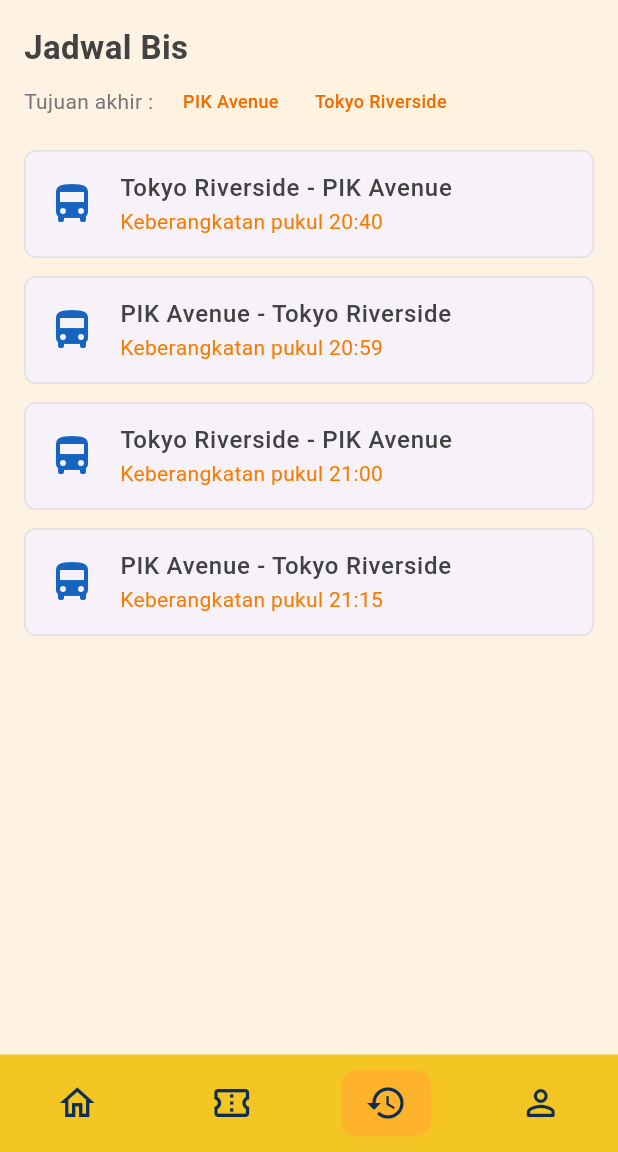
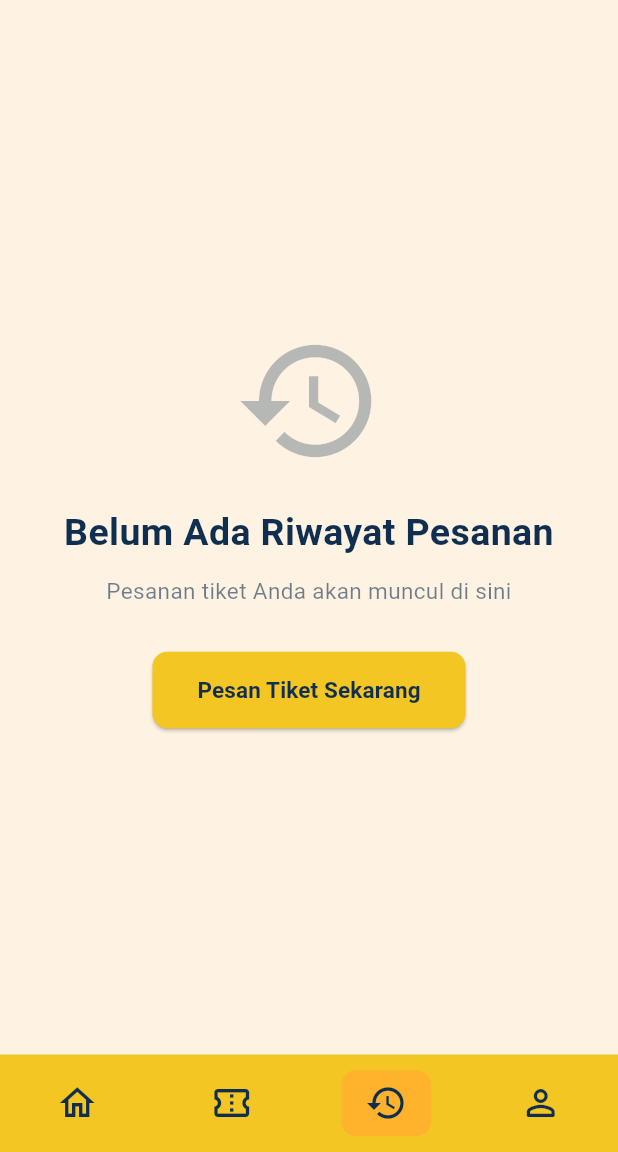
Before and after one commit to SatoshiRenZ/Transify, a Flutter app: the HistoryPage screen opened by its route, on a phone screen of 412 x 824 dp, the part 84-1236 px from its top. Run offline on Flutter 3.47's test engine with Material 3 defaults, Android fonts, the phone set to English and light mode, and no system bars; our stand-ins replace google_fonts, shared_preferences; accounts and stored records are empty.

Commit message:
Perbaikan tampilan halaman history dan bisa terhubung dengan halaman order tiket

```diff
--- a/lib/models/model_order.dart
+++ b/lib/models/model_order.dart
@@ -5,6 +5,7 @@
   final String waktu;
   final String nomorBus;
   final DateTime tanggalPesan;
+  final String nomorTicket;
 
   OrderModel({
     required this.id,
@@ -13,6 +14,7 @@
     required this.waktu,
     required this.nomorBus,
     required this.tanggalPesan,
+    required this.nomorTicket,
   });
 
   // Diubah menjadi Map untuk penyimpanan
@@ -24,6 +26,7 @@
       'waktu': waktu,
       'nomorBus': nomorBus,
       'tanggalPesan': tanggalPesan.toIso8601String(),
+      'nomorTicket': nomorTicket,
     };
   }
 
@@ -36,6 +39,9 @@
       waktu: map['waktu'] as String,
       nomorBus: map['nomorBus'] as String,
       tanggalPesan: DateTime.parse(map['tanggalPesan'] as String),
+      nomorTicket:
+          map['nomorTicket'] as String? ??
+          'TRF-LEGACY', // Default untuk data lama
     );
   }
 }
--- a/lib/pages/historypage/history_page.dart
+++ b/lib/pages/historypage/history_page.dart
@@ -1,6 +1,10 @@
 import 'package:flutter/material.dart';
+import 'package:provider/provider.dart';
+import 'package:intl/intl.dart';
 import '../../template/template.dart';
 import '../../styles/style.dart';
+import '../../providers/order_provider.dart';
+import '../../models/model_order.dart';
 
 class HistoryPage extends StatefulWidget {
   const HistoryPage({Key? key}) : super(key: key);
@@ -10,7 +14,7 @@
 }
 
 class HistoryPageState extends State<HistoryPage> {
-  int currentIndex = 2; // Karena ini halaman Order/Jadwal
+  int currentIndex = 2; // History page is at index 2
 
   void onItemTapped(int index) {
     final String? currentRoute = ModalRoute.of(context)?.settings.name;
@@ -20,7 +24,7 @@
         destinationRoute = '/home';
         break;
       case 1:
-        destinationRoute = '/order'; // Route untuk halaman ini
+        destinationRoute = '/order';
         break;
       case 2:
         destinationRoute = '/history';
@@ -41,79 +45,212 @@
     return TemplatePage(
       currentIndex: currentIndex,
       onIndexChanged: onItemTapped,
-      child: buildScheduleContent(),
+      child: buildHistoryContent(),
     );
   }
 
-  Widget buildScheduleContent() {
+  Widget buildHistoryContent() {
+    return Consumer<OrderProvider>(
+      builder: (context, orderProvider, child) {
+        final orders = orderProvider.orders;
+
+        if (orders.isEmpty) {
+          return Center(
+            child: Padding(
+              padding: const EdgeInsets.all(40.0),
+              child: Column(
+                mainAxisAlignment: MainAxisAlignment.center,
+                children: [
+                  Icon(
+                    Icons.history,
+                    size: 100,
+                    color: AppColors.mainText.withOpacity(0.3),
+                  ),
+                  const SizedBox(height: 20),
+                  Text(
+                    'Belum Ada Riwayat Pesanan',
+                    style: AppTextStyles.mainFont25.copyWith(
+                      fontWeight: FontWeight.bold,
+                    ),
+                    textAlign: TextAlign.center,
+                  ),
+                  const SizedBox(height: 10),
+                  Text(
+                    'Pesanan tiket Anda akan muncul di sini',
+                    style: AppTextStyles.mainFont15.copyWith(
+                      color: AppColors.mainText.withOpacity(0.6),
+                    ),
+                    textAlign: TextAlign.center,
+                  ),
+                  const SizedBox(height: 30),
+                  ElevatedButton(
+                    onPressed: () {
+                      Navigator.pushReplacementNamed(context, '/order');
+                    },
+                    style: ElevatedButton.styleFrom(
+                      backgroundColor: AppColors.secondary,
+                      padding: const EdgeInsets.symmetric(
+                        horizontal: 30,
+                        vertical: 15,
+                      ),
+                      shape: RoundedRectangleBorder(
+                        borderRadius: BorderRadius.circular(10),
+                      ),
+                    ),
+                    child: Text(
+                      'Pesan Tiket Sekarang',
+                      style: AppTextStyles.mainFont15.copyWith(
+                        fontWeight: FontWeight.bold,
+                      ),
+                    ),
+                  ),
+                ],
+              ),
+            ),
+          );
+        }
+
         return Padding(
-      padding: const EdgeInsets.all(16.0),
+          padding: const EdgeInsets.all(20.0),
           child: Column(
             crossAxisAlignment: CrossAxisAlignment.start,
             children: [
-          // Header: Judul & Tujuan
               Text(
-            'Jadwal Bis',
-            style: TextStyle(
-              fontSize: 22,
+                'Riwayat Pesanan',
+                style: AppTextStyles.mainFont35.copyWith(
                   fontWeight: FontWeight.bold,
-              color: Colors.grey[800],
                 ),
               ),
-          const SizedBox(height: 8),
-          Row(
+              const SizedBox(height: 10),
+              Text(
+                '${orders.length} Tiket',
+                style: AppTextStyles.mainFont15.copyWith(
+                  color: AppColors.mainText.withOpacity(0.6),
+                ),
+              ),
+              const SizedBox(height: 20),
+              Expanded(
+                child: ListView.builder(
+                  itemCount: orders.length,
+                  itemBuilder: (context, index) {
+                    final order = orders[index];
+                    return _buildTicketCard(order);
+                  },
+                ),
+              ),
+            ],
+          ),
+        );
+      },
+    );
+  }
+
+  Widget _buildTicketCard(OrderModel order) {
+    final formatTanggal = DateFormat('dd MMM yyyy', 'id');
+    final formatTanggalPesan = DateFormat('dd MMM yyyy HH:mm', 'id');
+
+    return Container(
+      margin: const EdgeInsets.only(bottom: 15),
+      decoration: BoxDecoration(
+        color: AppColors.box,
+        borderRadius: BorderRadius.circular(15),
+        border: Border.all(color: AppColors.secondary, width: 2),
+        boxShadow: [
+          BoxShadow(
+            color: AppColors.mainText.withOpacity(0.1),
+            blurRadius: 5,
+            offset: const Offset(0, 3),
+          ),
+        ],
+      ),
+      child: Column(
+        children: [
+          // Header
+          Container(
+            padding: const EdgeInsets.all(15),
+            decoration: BoxDecoration(
+              color: AppColors.secondary,
+              borderRadius: const BorderRadius.only(
+                topLeft: Radius.circular(13),
+                topRight: Radius.circular(13),
+              ),
+            ),
+            child: Row(
+              children: [
+                Icon(
+                  Icons.confirmation_number,
+                  color: AppColors.mainText,
+                  size: 24,
+                ),
+                const SizedBox(width: 10),
+                Expanded(
+                  child: Column(
+                    crossAxisAlignment: CrossAxisAlignment.start,
                     children: [
                       Text(
-                'Tujuan akhir : ',
-                style: TextStyle(
-                  fontSize: 14,
-                  color: Colors.grey[600],
+                        order.nomorTicket,
+                        style: AppTextStyles.mainFont20.copyWith(
+                          fontWeight: FontWeight.bold,
                         ),
                       ),
-              const SizedBox(width: 8),
-              _buildDestinationChip('PIK Avenue'),
-              const SizedBox(width: 8),
-              _buildDestinationChip('Tokyo Riverside'),
+                      Text(
+                        'Dipesan: ${formatTanggalPesan.format(order.tanggalPesan)}',
+                        style: AppTextStyles.mainFont15.copyWith(fontSize: 12),
+                      ),
                     ],
                   ),
-          const SizedBox(height: 20),
-          // Daftar Jadwal
-          Expanded(
-            child: ListView.builder(
-              itemCount: 4,
-              itemBuilder: (context, index) {
-                final schedule = _getScheduleData(index);
-                return Card(
-                  margin: const EdgeInsets.only(bottom: 12.0),
-                  shape: RoundedRectangleBorder(
-                    borderRadius: BorderRadius.circular(8),
-                    side: BorderSide(color: Colors.grey.shade300),
                 ),
-                  elevation: 0,
-                  child: ListTile(
-                    leading: Icon(
-                      Icons.directions_bus,
-                      color: Colors.blue[800],
-                      size: 32,
+                Container(
+                  padding: const EdgeInsets.symmetric(
+                    horizontal: 10,
+                    vertical: 5,
                   ),
-                    title: Text(
-                      '${schedule['route']}',
-                      style: TextStyle(
-                        fontSize: 16,
-                        fontWeight: FontWeight.w500,
-                        color: Colors.grey[800],
+                  decoration: BoxDecoration(
+                    color: Colors.green.shade100,
+                    borderRadius: BorderRadius.circular(5),
                   ),
-                    ),
-                    subtitle: Text(
-                      'Keberangkatan pukul ${schedule['time']}',
-                      style: TextStyle(
-                        fontSize: 14,
-                        color: Colors.orange[700],
+                  child: Text(
+                    'GRATIS',
+                    style: AppTextStyles.mainFont15.copyWith(
+                      fontSize: 12,
+                      color: Colors.green.shade700,
+                      fontWeight: FontWeight.bold,
                     ),
                   ),
                 ),
-                );
-              },
+              ],
+            ),
+          ),
+
+          // Body
+          Padding(
+            padding: const EdgeInsets.all(15),
+            child: Column(
+              children: [
+                _buildInfoRow(
+                  icon: Icons.route,
+                  label: 'Rute',
+                  value: order.rute,
+                ),
+                const SizedBox(height: 12),
+                _buildInfoRow(
+                  icon: Icons.calendar_today,
+                  label: 'Tanggal',
+                  value: formatTanggal.format(order.tanggal),
+                ),
+                const SizedBox(height: 12),
+                _buildInfoRow(
+                  icon: Icons.access_time,
+                  label: 'Waktu',
+                  value: order.waktu,
+                ),
+                const SizedBox(height: 12),
+                _buildInfoRow(
+                  icon: Icons.directions_bus,
+                  label: 'Bus',
+                  value: order.nomorBus,
+                ),
+              ],
             ),
           ),
         ],
@@ -121,59 +258,36 @@
     );
   }
 
-  Widget _buildDestinationChip(String label) {
-    return Container(
-      padding: const EdgeInsets.symmetric(horizontal: 8, vertical: 4),
-      decoration: BoxDecoration(
-        color: Colors.orange[50],
-        borderRadius: BorderRadius.circular(16),
-      ),
-      child: Text(
+  Widget _buildInfoRow({
+    required IconData icon,
+    required String label,
+    required String value,
+  }) {
+    return Row(
+      children: [
+        Icon(icon, color: AppColors.secondary, size: 20),
+        const SizedBox(width: 10),
+        Expanded(
+          child: Column(
+            crossAxisAlignment: CrossAxisAlignment.start,
+            children: [
+              Text(
                 label,
-        style: TextStyle(
+                style: AppTextStyles.mainFont15.copyWith(
                   fontSize: 12,
-          color: Colors.orange[800],
-          fontWeight: FontWeight.w500,
+                  color: AppColors.mainText.withOpacity(0.6),
                 ),
               ),
+              Text(
+                value,
+                style: AppTextStyles.mainFont15.copyWith(
+                  fontWeight: FontWeight.bold,
+                ),
+              ),
+            ],
+          ),
+        ),
+      ],
     );
   }
-
-  Map<String, String> _getScheduleData(int index) {
-    final List<Map<String, String>> data = [
-      {
-        'route': 'Tokyo Riverside - PIK Avenue',
-        'time': '20:40',
-      },
-      {
-        'route': 'PIK Avenue - Tokyo Riverside',
-        'time': '20:59',
-      },
-      {
-        'route': 'Tokyo Riverside - PIK Avenue',
-        'time': '21:00',
-      },
-      {
-        'route': 'PIK Avenue - Tokyo Riverside',
-        'time': '21:15', // Contoh tambahan
-      },
-      {
-        'route': 'PIK Avenue - Tokyo Riverside',
-        'time': '11:45',
-      },
-      {
-        'route': 'Tokyo Riverside - PIK Avenue',
-        'time': '12:30',
-      },
-      {
-        'route': 'PIK Avenue - Tokyo Riverside',
-        'time': '13:15',
-      },
-      {
-        'route': 'Tokyo Riverside - PIK Avenue',
-        'time': '14:00',
 }
-    ];
-    return data[index];
-  }
-}
```
Also changed, not shown: lib/main.dart (+15 -22 lines), lib/pages/orderpage/order_page.dart (+18 -1 lines), lib/pages/orderpage/ticket_page.dart (+1 -12 lines), lib/providers/order_provider.dart (+26 -4 lines). Lines whose indentation alone changed are shown as unchanged.
